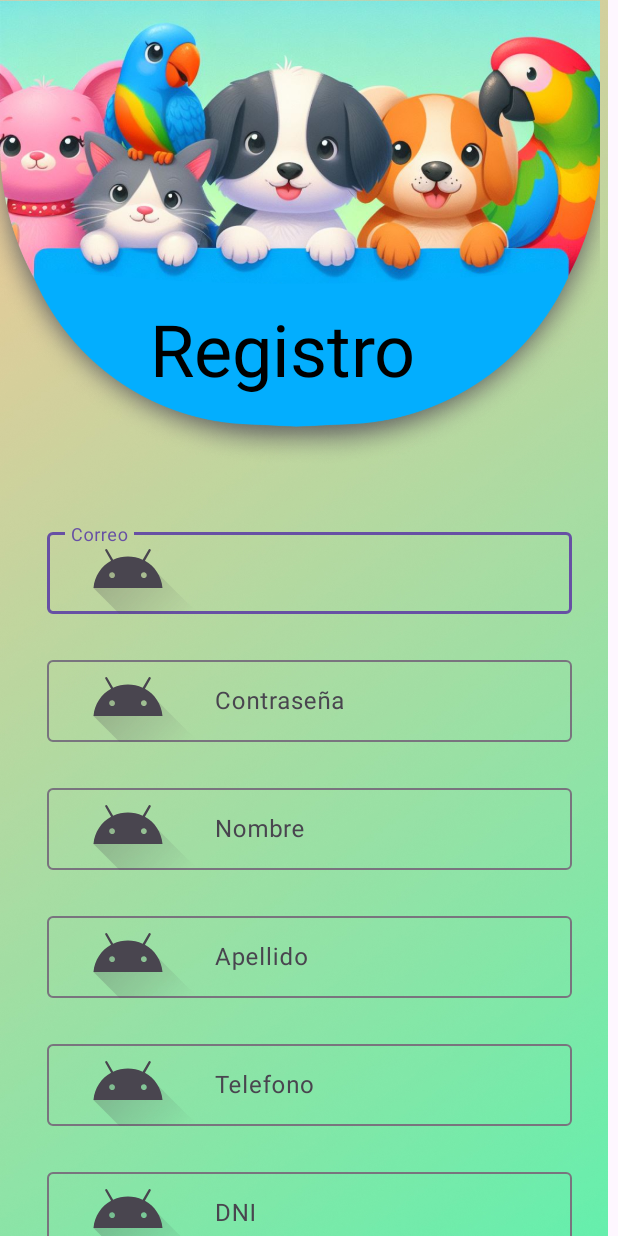
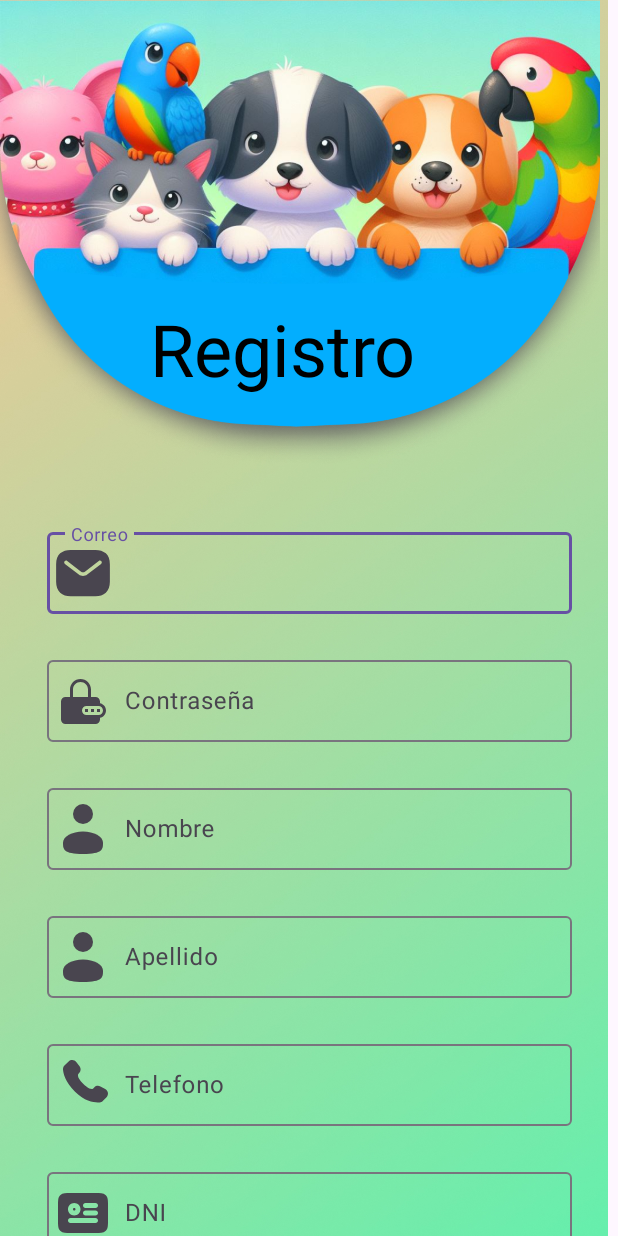
Before and after one commit to MartinPanelo/Animalogistics, an Android app: the RegistroActivity screen opened directly, with no data from a screen before it, on a phone screen of 412 x 824 dp. Run offline under Robolectric (Android 15) with nearby library versions, the phone set to English and light mode, and no system bars.

Commit message:
vista registro , icomos

```diff
--- /dev/null
+++ b/app/src/main/res/drawable/baseline_account_box_24.xml
@@ -0,0 +1,5 @@
+<vector xmlns:android="http://schemas.android.com/apk/res/android" android:height="40dp" android:tint="#000000" android:viewportHeight="24" android:viewportWidth="24" android:width="40dp">
+
+    <path android:fillColor="@android:color/white" android:pathData="M19,3H5C3.9,3 3,3.9 3,5v14c0,1.1 0.9,2 2,2h14c1.1,0 2,-0.9 2,-2V5C21,3.9 20.1,3 19,3zM12,6c1.93,0 3.5,1.57 3.5,3.5c0,1.93 -1.57,3.5 -3.5,3.5s-3.5,-1.57 -3.5,-3.5C8.5,7.57 10.07,6 12,6zM19,19H5v-0.23c0,-0.62 0.28,-1.2 0.76,-1.58C7.47,15.82 9.64,15 12,15s4.53,0.82 6.24,2.19c0.48,0.38 0.76,0.97 0.76,1.58V19z"/>
+
+</vector>
--- /dev/null
+++ b/app/src/main/res/drawable/email_svgrepo_com.xml
@@ -0,0 +1,5 @@
+<vector xmlns:android="http://schemas.android.com/apk/res/android" android:height="40dp" android:viewportHeight="24" android:viewportWidth="24" android:width="40dp">
+
+    <path android:fillColor="#000000" android:fillType="evenOdd" android:pathData="M7,2.75C5.385,2.75 3.925,3.154 2.865,4.138C1.795,5.132 1.25,6.607 1.25,8.5V15.5C1.25,17.393 1.795,18.868 2.865,19.862C3.925,20.846 5.385,21.25 7,21.25H17C18.615,21.25 20.075,20.846 21.135,19.862C22.205,18.868 22.75,17.393 22.75,15.5V8.5C22.75,6.607 22.205,5.132 21.135,4.138C20.075,3.154 18.615,2.75 17,2.75H7ZM19.229,8.362C19.556,8.109 19.617,7.638 19.363,7.31C19.11,6.982 18.639,6.922 18.311,7.175L12.764,11.462C12.314,11.809 11.686,11.809 11.236,11.462L5.689,7.175C5.361,6.922 4.89,6.982 4.637,7.31C4.383,7.638 4.444,8.109 4.771,8.362L10.318,12.649C11.309,13.414 12.691,13.414 13.681,12.649L19.229,8.362Z"/>
+
+</vector>
--- /dev/null
+++ b/app/src/main/res/drawable/id_svgrepo_com.xml
@@ -0,0 +1,10 @@
+<vector xmlns:android="http://schemas.android.com/apk/res/android"
+    android:width="40dp"
+    android:height="40dp"
+    android:viewportWidth="24"
+    android:viewportHeight="24">
+  <path
+      android:pathData="M6.934,4L7,4L17.066,4C17.952,4 18.716,4 19.328,4.082C19.983,4.17 20.612,4.369 21.121,4.879C21.631,5.388 21.83,6.017 21.918,6.672C22,7.284 22,8.048 22,8.934V15.066C22,15.952 22,16.716 21.918,17.328C21.83,17.983 21.631,18.612 21.121,19.121C20.612,19.631 19.983,19.83 19.328,19.918C18.716,20 17.952,20 17.066,20H6.934C6.048,20 5.284,20 4.672,19.918C4.017,19.83 3.388,19.631 2.879,19.121C2.369,18.612 2.17,17.983 2.082,17.328C2,16.716 2,15.952 2,15.066L2,9L2,8.934C2,8.048 2,7.284 2.082,6.672C2.17,6.017 2.369,5.388 2.879,4.879C3.388,4.369 4.017,4.17 4.672,4.082C5.284,4 6.048,4 6.934,4ZM8.5,10C8.224,10 8,10.224 8,10.5C8,10.776 8.224,11 8.5,11C8.776,11 9,10.776 9,10.5C9,10.224 8.776,10 8.5,10ZM6,10.5C6,9.119 7.119,8 8.5,8C9.881,8 11,9.119 11,10.5C11,11.881 9.881,13 8.5,13C7.119,13 6,11.881 6,10.5ZM13,8C12.448,8 12,8.448 12,9C12,9.552 12.448,10 13,10H17C17.552,10 18,9.552 18,9C18,8.448 17.552,8 17,8H13ZM12,12C12,11.448 12.448,11 13,11H17C17.552,11 18,11.448 18,12C18,12.552 17.552,13 17,13H13C12.448,13 12,12.552 12,12ZM7,14C6.448,14 6,14.448 6,15C6,15.552 6.448,16 7,16H17C17.552,16 18,15.552 18,15C18,14.448 17.552,14 17,14H7Z"
+      android:fillColor="#000000"
+      android:fillType="evenOdd"/>
+</vector>
--- /dev/null
+++ b/app/src/main/res/drawable/password_24.xml
@@ -0,0 +1,11 @@
+<vector xmlns:android="http://schemas.android.com/apk/res/android" android:height="30dp" android:viewportHeight="15" android:viewportWidth="15" android:width="30dp">
+
+    <path android:fillColor="#000000" android:pathData="M11,11H10V10H11V11Z"/>
+
+    <path android:fillColor="#000000" android:pathData="M8,11H9V10H8V11Z"/>
+
+    <path android:fillColor="#000000" android:pathData="M13,11H12V10H13V11Z"/>
+
+    <path android:fillColor="#000000" android:fillType="evenOdd" android:pathData="M3,6V3.5C3,1.567 4.567,0 6.5,0C8.433,0 10,1.567 10,3.5V6H11.5C12.328,6 13,6.672 13,7.5V8.05C14.141,8.282 15,9.291 15,10.5C15,11.71 14.141,12.718 13,12.95V13.5C13,14.328 12.328,15 11.5,15H1.5C0.672,15 0,14.328 0,13.5V7.5C0,6.672 0.672,6 1.5,6H3ZM4,3.5C4,2.119 5.119,1 6.5,1C7.881,1 9,2.119 9,3.5V6H4V3.5ZM8.5,9C7.672,9 7,9.672 7,10.5C7,11.328 7.672,12 8.5,12H12.5C13.328,12 14,11.328 14,10.5C14,9.672 13.328,9 12.5,9H8.5Z"/>
+
+</vector>
--- /dev/null
+++ b/app/src/main/res/drawable/phone_svgrepo_com.xml
@@ -0,0 +1,5 @@
+<vector xmlns:android="http://schemas.android.com/apk/res/android" android:height="40dp" android:viewportHeight="24" android:viewportWidth="24" android:width="40dp">
+
+    <path android:fillColor="#000000" android:pathData="M16.556,12.906L16.101,13.359C16.101,13.359 15.018,14.436 12.063,11.497C9.108,8.559 10.191,7.483 10.191,7.483L10.477,7.197C11.184,6.495 11.251,5.367 10.634,4.543L9.373,2.859C8.61,1.84 7.136,1.705 6.261,2.575L4.692,4.136C4.258,4.567 3.968,5.126 4.003,5.746C4.093,7.332 4.811,10.745 8.815,14.727C13.062,18.949 17.047,19.117 18.676,18.965C19.192,18.917 19.64,18.655 20.001,18.295L21.422,16.883C22.381,15.929 22.11,14.295 20.883,13.628L18.973,12.589C18.167,12.151 17.186,12.28 16.556,12.906Z"/>
+
+</vector>
--- /dev/null
+++ b/app/src/main/res/drawable/user_svgrepo_com.xml
@@ -0,0 +1,7 @@
+<vector xmlns:android="http://schemas.android.com/apk/res/android" android:height="40dp" android:viewportHeight="24" android:viewportWidth="24" android:width="40dp">
+
+    <path android:fillColor="#000000" android:pathData="M12,6m-4,0a4,4 0,1 1,8 0a4,4 0,1 1,-8 0"/>
+
+    <path android:fillColor="#000000" android:pathData="M20,17.5C20,19.985 20,22 12,22C4,22 4,19.985 4,17.5C4,15.015 7.582,13 12,13C16.418,13 20,15.015 20,17.5Z"/>
+
+</vector>
--- a/app/src/main/res/layout/activity_login.xml
+++ b/app/src/main/res/layout/activity_login.xml
@@ -23,17 +23,19 @@
         android:id="@+id/textField"
         android:layout_width="350dp"
         android:layout_height="60dp"
+
         android:layout_marginTop="400dp"
         android:hint="@string/usuario"
         app:layout_constraintEnd_toEndOf="parent"
         app:layout_constraintStart_toStartOf="parent"
         app:layout_constraintTop_toTopOf="parent"
         app:startIconContentDescription="@string/app_name"
-        app:startIconDrawable="@drawable/ic_launcher_foreground">
+        app:startIconDrawable="@drawable/baseline_account_box_24">
 
         <com.google.android.material.textfield.TextInputEditText
             android:layout_width="match_parent"
             android:layout_height="wrap_content" />
+
 
     </com.google.android.material.textfield.TextInputLayout>
 
@@ -43,12 +45,13 @@
         android:layout_height="60dp"
         android:layout_marginTop="15dp"
         android:hint="@string/contrasena"
+
         app:endIconMode="password_toggle"
         app:layout_constraintEnd_toEndOf="parent"
         app:layout_constraintStart_toStartOf="parent"
         app:layout_constraintTop_toBottomOf="@+id/textField"
         app:startIconContentDescription="@string/app_name"
-        app:startIconDrawable="@drawable/ic_launcher_foreground">
+        app:startIconDrawable="@drawable/password_24">
 
         <com.google.android.material.textfield.TextInputEditText
             android:layout_width="match_parent"
--- a/app/src/main/res/layout/formularioregistro.xml
+++ b/app/src/main/res/layout/formularioregistro.xml
@@ -17,7 +17,7 @@
         app:layout_constraintStart_toStartOf="parent"
         app:layout_constraintTop_toTopOf="parent"
         app:startIconContentDescription="@string/app_name"
-        app:startIconDrawable="@drawable/ic_launcher_foreground">
+        app:startIconDrawable="@drawable/email_svgrepo_com">
 
         <com.google.android.material.textfield.TextInputEditText
             android:id="@+id/TECorreo"
@@ -37,7 +37,7 @@
         app:layout_constraintStart_toStartOf="parent"
         app:layout_constraintTop_toBottomOf="@+id/TILCorreo"
         app:startIconContentDescription="@string/app_name"
-        app:startIconDrawable="@drawable/ic_launcher_foreground">
+        app:startIconDrawable="@drawable/password_24">
 
         <com.google.android.material.textfield.TextInputEditText
             android:id="@+id/TEContraseña"
@@ -57,7 +57,7 @@
         app:layout_constraintStart_toStartOf="parent"
         app:layout_constraintTop_toBottomOf="@+id/TILContraseña"
         app:startIconContentDescription="@string/app_name"
-        app:startIconDrawable="@drawable/ic_launcher_foreground">
+        app:startIconDrawable="@drawable/user_svgrepo_com">
 
         <com.google.android.material.textfield.TextInputEditText
             android:id="@+id/TENombre"
@@ -77,7 +77,7 @@
         app:layout_constraintStart_toStartOf="parent"
         app:layout_constraintTop_toBottomOf="@+id/TILNombre"
         app:startIconContentDescription="@string/app_name"
-        app:startIconDrawable="@drawable/ic_launcher_foreground">
+        app:startIconDrawable="@drawable/user_svgrepo_com">
 
         <com.google.android.material.textfield.TextInputEditText
             android:id="@+id/TEApellido"
@@ -97,7 +97,7 @@
         app:layout_constraintStart_toStartOf="parent"
         app:layout_constraintTop_toBottomOf="@+id/TILApellido"
         app:startIconContentDescription="@string/app_name"
-        app:startIconDrawable="@drawable/ic_launcher_foreground">
+        app:startIconDrawable="@drawable/phone_svgrepo_com">
 
         <com.google.android.material.textfield.TextInputEditText
             android:layout_width="match_parent"
@@ -116,7 +116,7 @@
         app:layout_constraintStart_toStartOf="parent"
         app:layout_constraintTop_toBottomOf="@+id/TILelefono"
         app:startIconContentDescription="@string/app_name"
-        app:startIconDrawable="@drawable/ic_launcher_foreground">
+        app:startIconDrawable="@drawable/id_svgrepo_com">
 
         <com.google.android.material.textfield.TextInputEditText
             android:id="@+id/TEDNI"
```
